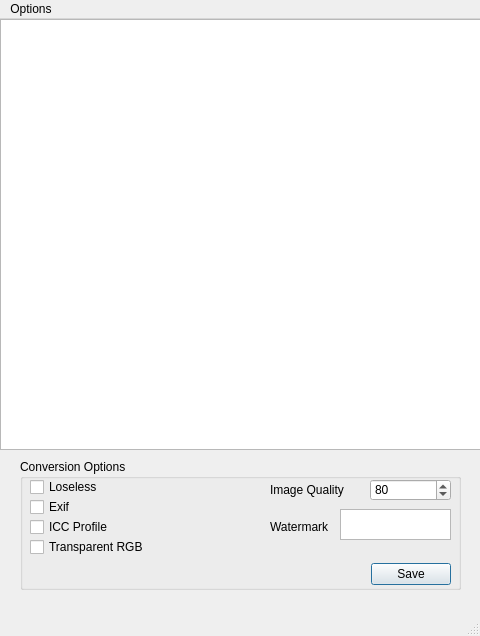
Before: the Qt Designer form WebPConverterGUI.ui in C4NU/Paddie, drawn with Qt 5.
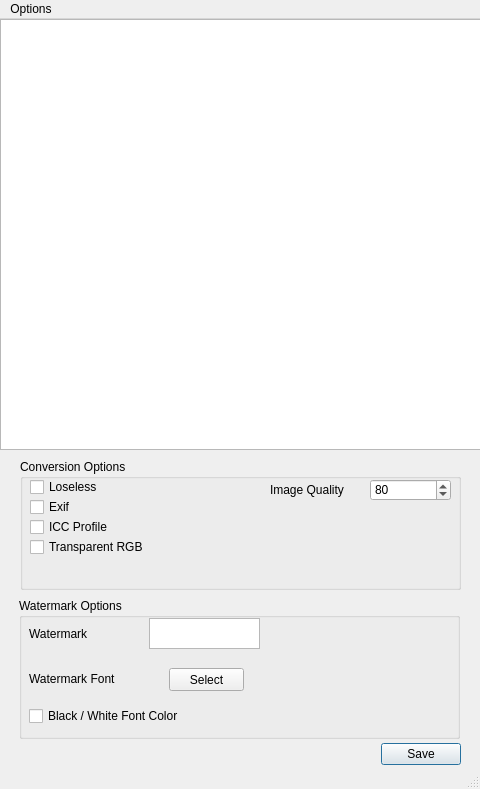
After: the same form once the commit is applied. Icons and pictures are not drawn.

Commit message: [ADD] UI 위치 변경

Diff of the .ui file:
```diff
--- a/WebPConverterGUI.ui
+++ b/WebPConverterGUI.ui
@@ -7,7 +7,7 @@
     <x>0</x>
     <y>0</y>
     <width>480</width>
-    <height>636</height>
+    <height>789</height>
    </rect>
   </property>
   <property name="acceptDrops">
@@ -115,19 +115,6 @@
       <string>Image Quality</string>
      </property>
     </widget>
-    <widget class="QDialogButtonBox" name="buttonBox">
-     <property name="geometry">
-      <rect>
-       <x>350</x>
-       <y>100</y>
-       <width>81</width>
-       <height>31</height>
-      </rect>
-     </property>
-     <property name="standardButtons">
-      <set>QDialogButtonBox::Save</set>
-     </property>
-    </widget>
     <widget class="QCheckBox" name="ExifOptionBox">
      <property name="geometry">
       <rect>
@@ -167,11 +154,24 @@
       <string>Transparent RGB</string>
      </property>
     </widget>
+   </widget>
+   <widget class="QGroupBox" name="WatermarkGroupBox">
+    <property name="geometry">
+     <rect>
+      <x>19</x>
+      <y>579</y>
+      <width>441</width>
+      <height>141</height>
+     </rect>
+    </property>
+    <property name="title">
+     <string>Watermark Options</string>
+    </property>
     <widget class="QTextEdit" name="watermarkBox">
      <property name="geometry">
       <rect>
-       <x>320</x>
-       <y>50</y>
+       <x>130</x>
+       <y>20</y>
        <width>111</width>
        <height>31</height>
       </rect>
@@ -180,16 +180,68 @@
     <widget class="QLabel" name="label_2">
      <property name="geometry">
       <rect>
-       <x>250</x>
-       <y>60</y>
+       <x>10</x>
+       <y>20</y>
        <width>61</width>
-       <height>16</height>
+       <height>31</height>
       </rect>
      </property>
      <property name="text">
       <string>Watermark</string>
      </property>
     </widget>
+    <widget class="QLabel" name="label_3">
+     <property name="geometry">
+      <rect>
+       <x>10</x>
+       <y>70</y>
+       <width>111</width>
+       <height>21</height>
+      </rect>
+     </property>
+     <property name="text">
+      <string>Watermark Font</string>
+     </property>
+    </widget>
+    <widget class="QPushButton" name="pushButton">
+     <property name="geometry">
+      <rect>
+       <x>150</x>
+       <y>70</y>
+       <width>75</width>
+       <height>23</height>
+      </rect>
+     </property>
+     <property name="text">
+      <string>Select</string>
+     </property>
+    </widget>
+    <widget class="QCheckBox" name="checkBox">
+     <property name="geometry">
+      <rect>
+       <x>10</x>
+       <y>110</y>
+       <width>181</width>
+       <height>16</height>
+      </rect>
+     </property>
+     <property name="text">
+      <string>Black / White Font Color</string>
+     </property>
+    </widget>
+   </widget>
+   <widget class="QDialogButtonBox" name="buttonBox">
+    <property name="geometry">
+     <rect>
+      <x>380</x>
+      <y>720</y>
+      <width>81</width>
+      <height>31</height>
+     </rect>
+    </property>
+    <property name="standardButtons">
+     <set>QDialogButtonBox::Save</set>
+    </property>
    </widget>
   </widget>
   <widget class="QMenuBar" name="menubar">
```
